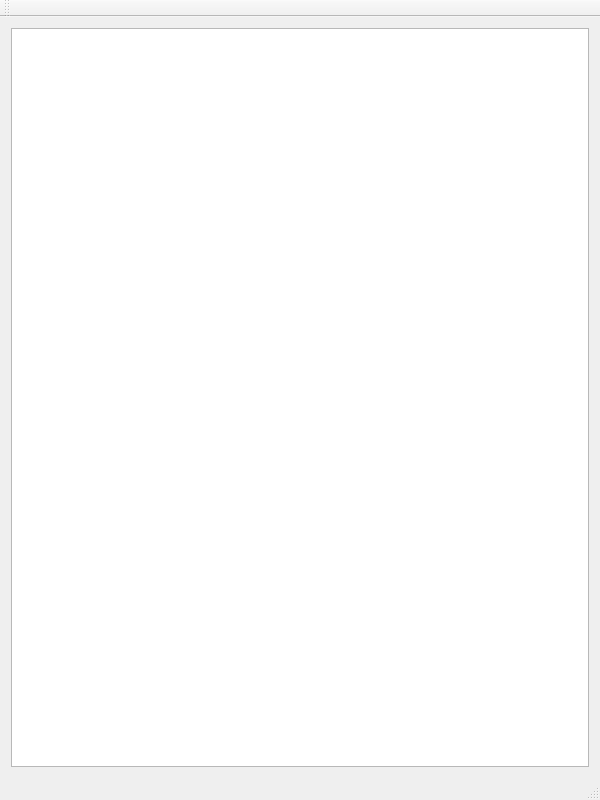
The window that mainwindow.ui (jakubmiernik/Sudoku) describes before a commit, drawn with Qt 5.
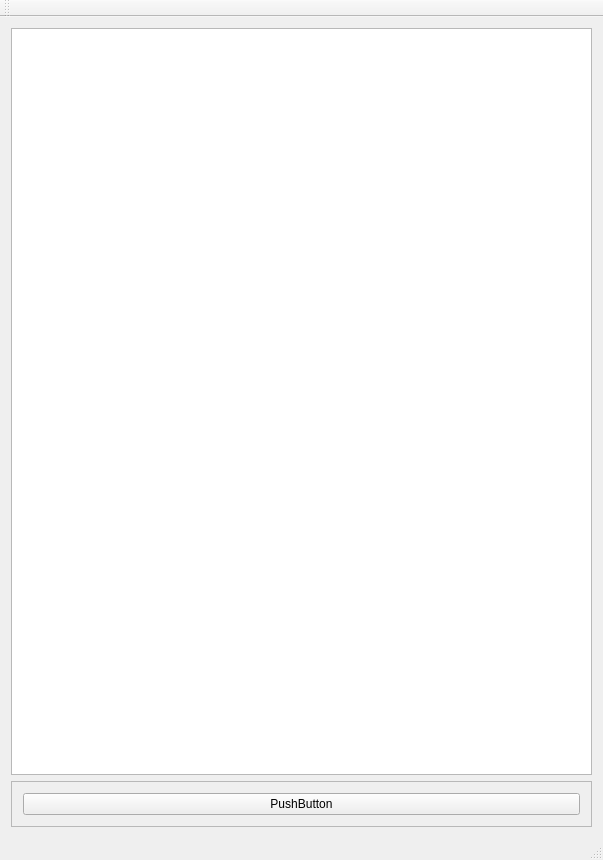
The same window after the commit.

Commit message: Added some improvement in Sudoku class like generating sudoku functiont. Next to do is to make function to fill board with sudoku.

Patch:
```diff
--- a/mainwindow.ui
+++ b/mainwindow.ui
@@ -9,8 +9,8 @@
    <rect>
     <x>0</x>
     <y>0</y>
-    <width>600</width>
-    <height>800</height>
+    <width>603</width>
+    <height>860</height>
    </rect>
   </property>
   <property name="sizePolicy">
@@ -29,10 +29,35 @@
      <verstretch>0</verstretch>
     </sizepolicy>
    </property>
-   <layout class="QHBoxLayout" name="horizontalLayout">
+   <layout class="QVBoxLayout" name="verticalLayout">
     <item>
      <widget class="QGraphicsView" name="graphicsView"/>
     </item>
+    <item>
+     <widget class="QFrame" name="frame">
+      <property name="sizePolicy">
+       <sizepolicy hsizetype="Preferred" vsizetype="Preferred">
+        <horstretch>0</horstretch>
+        <verstretch>0</verstretch>
+       </sizepolicy>
+      </property>
+      <property name="frameShape">
+       <enum>QFrame::StyledPanel</enum>
+      </property>
+      <property name="frameShadow">
+       <enum>QFrame::Raised</enum>
+      </property>
+      <layout class="QHBoxLayout" name="horizontalLayout">
+       <item>
+        <widget class="QPushButton" name="generateButton">
+         <property name="text">
+          <string>PushButton</string>
+         </property>
+        </widget>
+       </item>
+      </layout>
+     </widget>
+    </item>
    </layout>
   </widget>
   <widget class="QMenuBar" name="menuBar">
```
Left out of the diff: 2 changed lines with no effect on the pictures. The commit also changes 11 other files.
